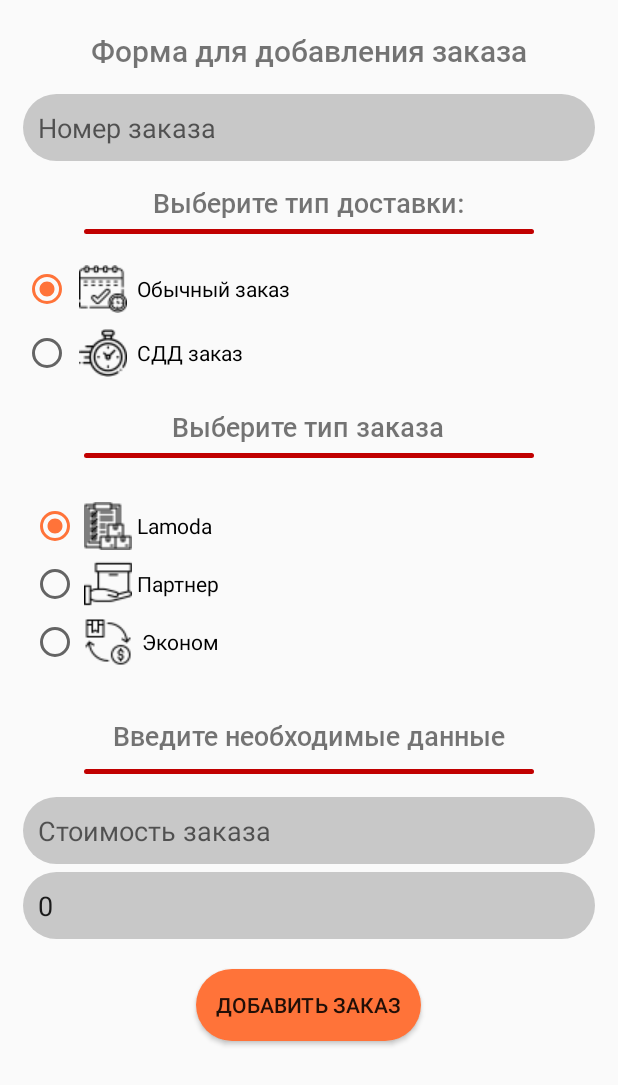
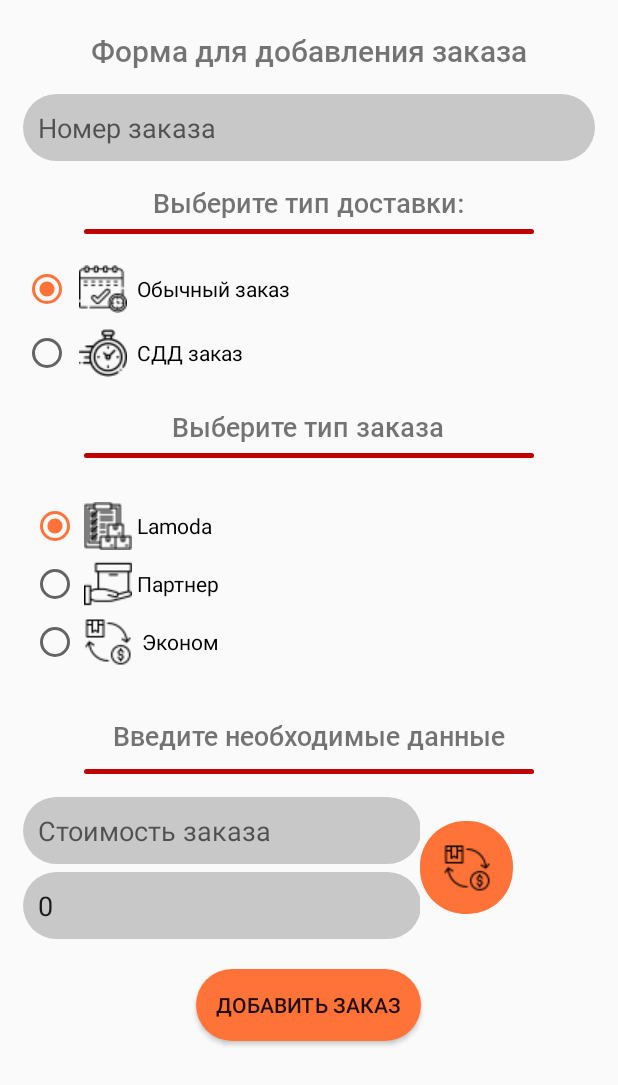
Before and after one commit to saymon-says/LmBase, an Android app: the AddOrderActivity screen opened directly, with no data from a screen before it, on a phone screen of 412 x 824 dp. Shown: the top 1085 px of the screen. Run offline under Robolectric (Android 15) with nearby library versions, the phone set to English and light mode, and no system bars; our stand-ins replace Firebase (no records; nobody signed in at launch, a user with empty details on screens opened directly).

Commit message:
Мелкие исправления после теста - добавил полный выкуп кнопку - баллы сегодня ведут в список заказов

```diff
--- a/app/src/main/java/com/example/lmbase/AddOrderActivity.java
+++ b/app/src/main/java/com/example/lmbase/AddOrderActivity.java
@@ -5,6 +5,7 @@ import android.os.Bundle;
 import android.view.View;
 import android.widget.Button;
 import android.widget.EditText;
+import android.widget.ImageButton;
 import android.widget.RadioGroup;
 import android.widget.Toast;
 
@@ -12,6 +13,7 @@ import androidx.annotation.NonNull;
 import androidx.appcompat.app.AppCompatActivity;
 
 import com.google.android.gms.tasks.OnSuccessListener;
+import com.google.android.material.floatingactionbutton.FloatingActionButton;
 import com.google.firebase.auth.FirebaseAuth;
 import com.google.firebase.database.DataSnapshot;
 import com.google.firebase.database.DatabaseError;
@@ -27,6 +29,7 @@ public class AddOrderActivity extends AppCompatActivity {
 
 	private EditText numberOrder, priceOrder, bayouOrder;
 	private Button addButton;
+	private ImageButton fullButton;
 	private RadioGroup radioGroupOrder, radioGroupDelivery;
 	private String currentUserId;
 	private String numberOrderStr, priceOrderStr, bayoutOrderStr, resultPoint;
@@ -54,6 +57,7 @@ public class AddOrderActivity extends AppCompatActivity {
 		radioGroupOrder = findViewById(R.id.group_radio_type_order);
 		radioGroupDelivery = findViewById(R.id.group_radio_type_delivery);
 		addButton = findViewById(R.id.add_button);
+		fullButton = findViewById(R.id.full_buying_btn);
 		bayouOrder.setText("0");
 
 		mAuth = FirebaseAuth.getInstance();
@@ -81,7 +85,7 @@ public class AddOrderActivity extends AppCompatActivity {
 			}
 		});
 
-		if(radioGroupDelivery.getCheckedRadioButtonId() == R.id.usually_delivery){
+		if (radioGroupDelivery.getCheckedRadioButtonId() == R.id.usually_delivery) {
 			deliveryVariant = 0;
 			typeDelivery = "usually";
 		}
@@ -102,6 +106,13 @@ public class AddOrderActivity extends AppCompatActivity {
 						typeDelivery = "economy";
 						break;
 				}
+			}
+		});
+
+		fullButton.setOnClickListener(new View.OnClickListener() {
+			@Override
+			public void onClick(View v) {
+				bayouOrder.setText(priceOrder.getText().toString());
 			}
 		});
 
--- a/app/src/main/java/com/example/lmbase/OrderListActivity.java
+++ b/app/src/main/java/com/example/lmbase/OrderListActivity.java
@@ -19,6 +19,7 @@ import androidx.recyclerview.widget.RecyclerView;
 import com.example.lmbase.Model.Orders;
 import com.firebase.ui.database.FirebaseRecyclerAdapter;
 import com.firebase.ui.database.FirebaseRecyclerOptions;
+import com.google.android.material.floatingactionbutton.FloatingActionButton;
 import com.google.firebase.auth.FirebaseAuth;
 import com.google.firebase.database.DatabaseReference;
 import com.google.firebase.database.FirebaseDatabase;
@@ -31,7 +32,7 @@ public class OrderListActivity extends AppCompatActivity {
 
 	private RecyclerView listOrders;
 	private String currentUserId, currentDateOrderList;
-	private Button addBtn;
+	private FloatingActionButton addBtn;
 
 	private FirebaseAuth mAuth;
 	private DatabaseReference ordersRef;
--- a/app/src/main/res/layout/activity_add_order.xml
+++ b/app/src/main/res/layout/activity_add_order.xml
@@ -1,16 +1,15 @@
 <?xml version="1.0" encoding="utf-8"?>
-<RelativeLayout
-    xmlns:android="http://schemas.android.com/apk/res/android"
+<RelativeLayout xmlns:android="http://schemas.android.com/apk/res/android"
     xmlns:tools="http://schemas.android.com/tools"
     android:layout_width="match_parent"
     android:layout_height="match_parent"
     tools:context=".AddOrderActivity">
+
     <LinearLayout
         android:id="@+id/layout_first"
         android:layout_width="match_parent"
         android:layout_height="wrap_content"
-        android:orientation="vertical"
-        >
+        android:orientation="vertical">
 
         <TextView
             android:layout_width="wrap_content"
@@ -20,151 +19,163 @@
             android:fontFamily="@font/roboto_medium"
             android:text="Форма для добавления заказа"
             android:textSize="20sp" />
+
         <EditText
-            android:layout_margin="15dp"
             android:id="@+id/number_order"
             android:layout_width="match_parent"
             android:layout_height="wrap_content"
+            android:layout_margin="15dp"
+            android:background="@drawable/input"
             android:hint="Номер заказа"
-            android:background="@drawable/input"
-            android:padding="10dp"
             android:inputType="number"
-            />
+            android:padding="10dp" />
+
         <TextView
             android:layout_width="wrap_content"
             android:layout_height="wrap_content"
+            android:layout_gravity="center"
+            android:fontFamily="@font/roboto_medium"
             android:text="Выберите тип доставки:"
-            android:layout_gravity="center"
-            android:textSize="18sp"
-            android:fontFamily="@font/roboto_medium"
-            />
+            android:textSize="18sp" />
 
         <View
             android:layout_width="300dp"
             android:layout_height="3dp"
-            android:background="@drawable/delimiter"
             android:layout_gravity="center"
             android:layout_marginTop="5dp"
-            />
+            android:background="@drawable/delimiter" />
 
         <RadioGroup
             android:id="@+id/group_radio_type_order"
             android:layout_width="match_parent"
             android:layout_height="wrap_content"
             android:layout_margin="15dp"
-            android:orientation="vertical"
-            >
+            android:orientation="vertical">
+
             <RadioButton
                 android:id="@+id/usually_order"
+                android:layout_width="match_parent"
+                android:layout_height="wrap_content"
+                android:checked="true"
                 android:drawableLeft="@drawable/usually_order"
                 android:padding="5dp"
+                android:text="  Обычный заказ" />
+
+            <RadioButton
+                android:id="@+id/sdd_order"
                 android:layout_width="match_parent"
                 android:layout_height="wrap_content"
-                android:text="  Обычный заказ"
-                android:checked="true"
-                />
-            <RadioButton
-                android:id="@+id/sdd_order"
                 android:drawableLeft="@drawable/sdd_order"
                 android:padding="5dp"
-                android:layout_width="match_parent"
-                android:layout_height="wrap_content"
                 android:text="  СДД заказ" />
         </RadioGroup>
 
         <TextView
             android:layout_width="wrap_content"
             android:layout_height="wrap_content"
-            android:textSize="18sp"
+            android:layout_gravity="center"
             android:fontFamily="@font/roboto_medium"
             android:text="Выберите тип заказа"
-            android:layout_gravity="center"
-            />
+            android:textSize="18sp" />
+
         <View
             android:layout_width="300dp"
             android:layout_height="3dp"
-            android:background="@drawable/delimiter"
             android:layout_gravity="center"
             android:layout_marginTop="5dp"
             android:layout_marginBottom="5dp"
-            />
+            android:background="@drawable/delimiter" />
+
         <RadioGroup
             android:id="@+id/group_radio_type_delivery"
             android:layout_width="match_parent"
             android:layout_height="wrap_content"
-            android:padding="5dp"
             android:layout_margin="15dp"
-            >
+            android:padding="5dp">
+
             <RadioButton
                 android:id="@+id/usually_delivery"
                 android:layout_width="130dp"
                 android:layout_height="wrap_content"
-                android:text=" Lamoda"
+                android:checked="true"
                 android:drawableLeft="@drawable/lamoda_order"
                 android:padding="3dp"
-                android:checked="true"
-                />
+                android:text=" Lamoda" />
+
             <RadioButton
                 android:id="@+id/partner_delivery"
                 android:layout_width="130dp"
                 android:layout_height="wrap_content"
-                android:text=" Партнер"
                 android:drawableLeft="@drawable/partner_order"
                 android:padding="3dp"
-                />
+                android:text=" Партнер" />
+
             <RadioButton
                 android:id="@+id/econom_delivery"
                 android:layout_width="130dp"
                 android:layout_height="wrap_content"
-                android:text="  Эконом"
                 android:drawableLeft="@drawable/econom_order"
                 android:padding="3dp"
-                />
+                android:text="  Эконом" />
         </RadioGroup>
 
         <TextView
             android:layout_width="wrap_content"
             android:layout_height="wrap_content"
-            android:textSize="18sp"
+            android:layout_gravity="center"
+            android:layout_margin="10dp"
             android:fontFamily="@font/roboto_medium"
             android:text="Введите необходимые данные"
-            android:layout_gravity="center"
-            android:layout_margin="10dp"
-            />
+            android:textSize="18sp" />
+
         <View
             android:layout_width="300dp"
             android:layout_height="3dp"
-            android:background="@drawable/delimiter"
             android:layout_gravity="center"
             android:layout_marginBottom="5dp"
-            />
+            android:background="@drawable/delimiter" />
+
         <LinearLayout
             android:layout_width="match_parent"
             android:layout_height="wrap_content"
-            android:orientation="vertical"
             android:layout_marginTop="10dp"
-            >
+            android:orientation="horizontal">
+
+            <LinearLayout
+                android:layout_width="280dp"
+                android:layout_height="wrap_content"
+                android:orientation="vertical">
+
                 <EditText
                     android:id="@+id/price_order"
-                android:layout_width="match_parent"
+                    android:layout_width="265dp"
                     android:layout_height="wrap_content"
                     android:layout_marginStart="15dp"
-                android:layout_marginEnd="15dp"
                     android:background="@drawable/input"
                     android:hint="Стоимость заказа"
                     android:inputType="number"
                     android:padding="10dp" />
+
                 <EditText
                     android:id="@+id/bayout_order"
-                android:layout_width="match_parent"
+                    android:layout_width="265dp"
                     android:layout_height="wrap_content"
                     android:layout_marginStart="15dp"
+                    android:layout_marginTop="5dp"
                     android:layout_marginEnd="15dp"
-                android:layout_marginTop="5dp"
                     android:background="@drawable/input"
                     android:hint="Выкуп"
                     android:inputType="number"
                     android:padding="10dp" />
+            </LinearLayout>
+
+            <ImageButton
+                android:id="@+id/full_buying_btn"
+                android:layout_gravity="center"
+                android:layout_width="62dp"
+                android:layout_height="62dp"
+                android:background="@drawable/button"
+                android:src="@drawable/buying"/>
         </LinearLayout>
     </LinearLayout>
 
--- a/app/src/main/res/layout/activity_main.xml
+++ b/app/src/main/res/layout/activity_main.xml
@@ -123,7 +123,7 @@
                 android:layout_below="@id/text_result_count"
                 android:layout_marginStart="195dp"
                 android:layout_marginTop="15dp"
-                android:background="@drawable/input"
+                android:background="@drawable/button"
                 android:fontFamily="@font/roboto_medium"
                 android:textAlignment="center"
                 android:textSize="80sp" />
```
Also changed, not shown: app/src/main/java/com/example/lmbase/EditOrderActivity.java (+10 -0 lines), app/src/main/java/com/example/lmbase/MainActivity.java (+8 -0 lines), app/src/main/res/layout/activity_edit_order.xml (+16 -3 lines), app/src/main/res/layout/activity_order_list.xml (+10 -7 lines), app/src/main/res/drawable/buying.png (added). Lines whose indentation alone changed are shown as unchanged.
